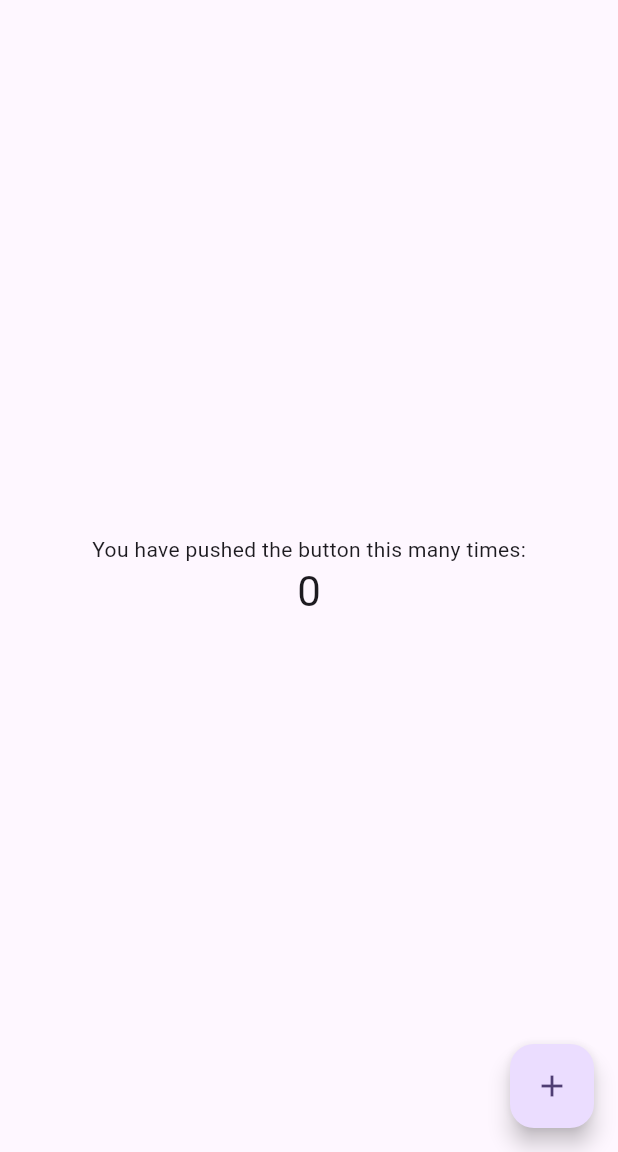
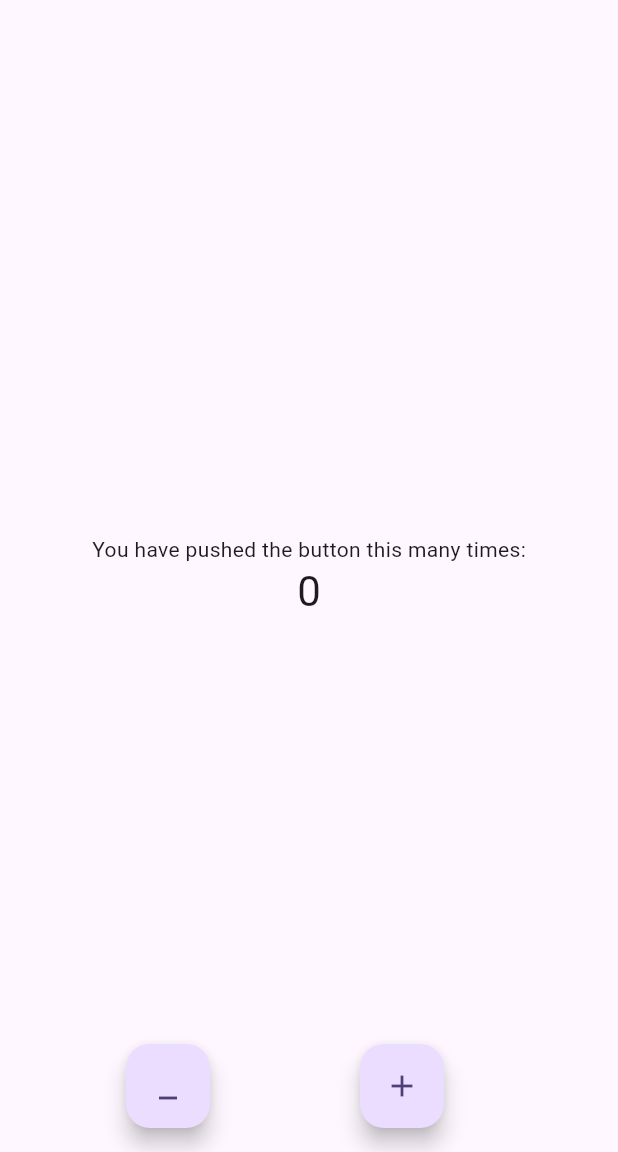
Before and after one commit to Ayeni-yeniyan/bloc_learn, a Flutter app: the screen it shows after launch, on a phone screen of 412 x 824 dp, the part 84-1236 px from its top. Run offline on Flutter 3.47's test engine with Material 3 defaults, Android fonts, the phone set to English and light mode, and no system bars; our stand-ins replace flutter_bloc.

```diff
--- /dev/null
+++ b/lib/bloc/counter_event.dart
@@ -0,0 +1,8 @@
+part of 'counter_bloc.dart';
+
+@immutable
+sealed class CounterEvent {}
+
+final class CounterIncremented extends CounterEvent {}
+
+final class CounterDecremented extends CounterEvent {}
--- /dev/null
+++ b/lib/bloc/counter_state.dart
@@ -0,0 +1,6 @@
+part of 'counter_bloc.dart';
+
+@immutable
+sealed class CounterState {}
+
+final class CounterInitial extends CounterState {}
--- a/lib/home_page.dart
+++ b/lib/home_page.dart
@@ -1,12 +1,10 @@
-import 'package:bloc_learn/cubit/counter_cubit.dart';
+import 'package:bloc_learn/bloc/counter_bloc.dart';
 import 'package:flutter/material.dart';
 import 'package:flutter_bloc/flutter_bloc.dart';
 
 class MyHomePage extends StatelessWidget {
   final String title;
-  MyHomePage({super.key, required this.title});
-
-  final _counter = CounterCubit();
+  const MyHomePage({super.key, required this.title});
 
   @override
   Widget build(BuildContext context) {
@@ -22,11 +20,10 @@ class MyHomePage extends StatelessWidget {
             const Text(
               'You have pushed the button this many times:',
             ),
-            BlocBuilder<CounterCubit, int>(
-              bloc: _counter,
+            BlocBuilder<CounterBloc, int>(
               builder: (context, state) {
                 return Text(
-                  _counter.state.toString(),
+                  state.toString(),
                   style: Theme.of(context).textTheme.headlineMedium,
                 );
               },
@@ -34,10 +31,22 @@ class MyHomePage extends StatelessWidget {
           ],
         ),
       ),
-      floatingActionButton: FloatingActionButton(
-        onPressed: () => _counter.increment(),
-        tooltip: 'Increment',
-        child: const Icon(Icons.add),
+      floatingActionButton: Row(
+        mainAxisAlignment: MainAxisAlignment.spaceEvenly,
+        children: [
+          FloatingActionButton(
+            onPressed: () =>
+                context.read<CounterBloc>().add(CounterDecremented()),
+            tooltip: 'Decrement',
+            child: const Icon(Icons.minimize),
+          ),
+          FloatingActionButton(
+            onPressed: () =>
+                context.read<CounterBloc>().add(CounterIncremented()),
+            tooltip: 'Increment',
+            child: const Icon(Icons.add),
+          ),
+        ],
       ),
     );
   }
--- a/lib/main.dart
+++ b/lib/main.dart
@@ -1,5 +1,7 @@
 import 'package:flutter/material.dart';
+import 'package:flutter_bloc/flutter_bloc.dart';
 
+import 'bloc/counter_bloc.dart';
 import 'home_page.dart';
 
 void main() {
@@ -12,13 +14,16 @@ class MyApp extends StatelessWidget {
   // This widget is the root of your application.
   @override
   Widget build(BuildContext context) {
-    return MaterialApp(
-      title: 'Flutter Demo',
-      theme: ThemeData(
-        colorScheme: ColorScheme.fromSeed(seedColor: Colors.deepPurple),
-        useMaterial3: true,
+    return BlocProvider(
+      create: (context) => CounterBloc(),
+      child: MaterialApp(
+        title: 'Flutter Demo',
+        theme: ThemeData(
+          colorScheme: ColorScheme.fromSeed(seedColor: Colors.deepPurple),
+          useMaterial3: true,
+        ),
+        home: MyHomePage(title: 'Flutter Demo Home Page'),
       ),
-      home: MyHomePage(title: 'Flutter Demo Home Page'),
     );
   }
 }
```
Also changed, not shown: lib/bloc/counter_bloc.dart (added, +17 -0 lines).
